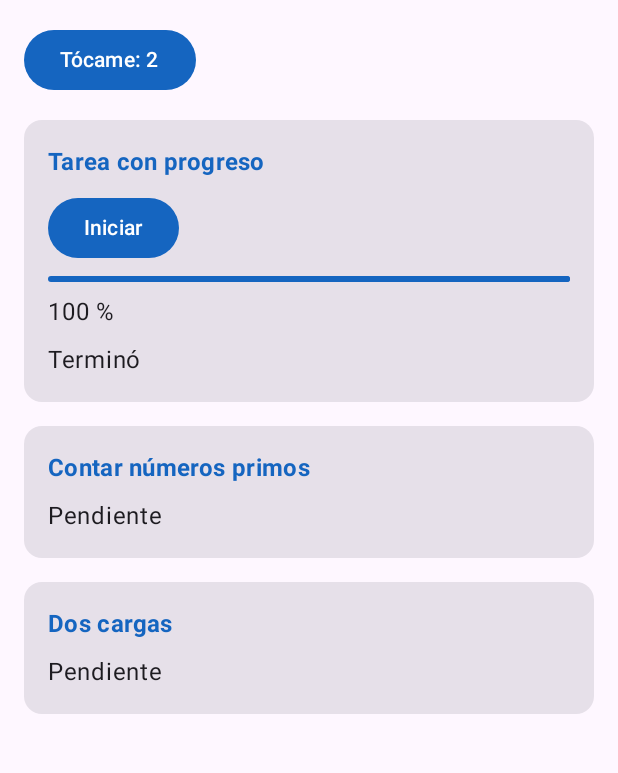
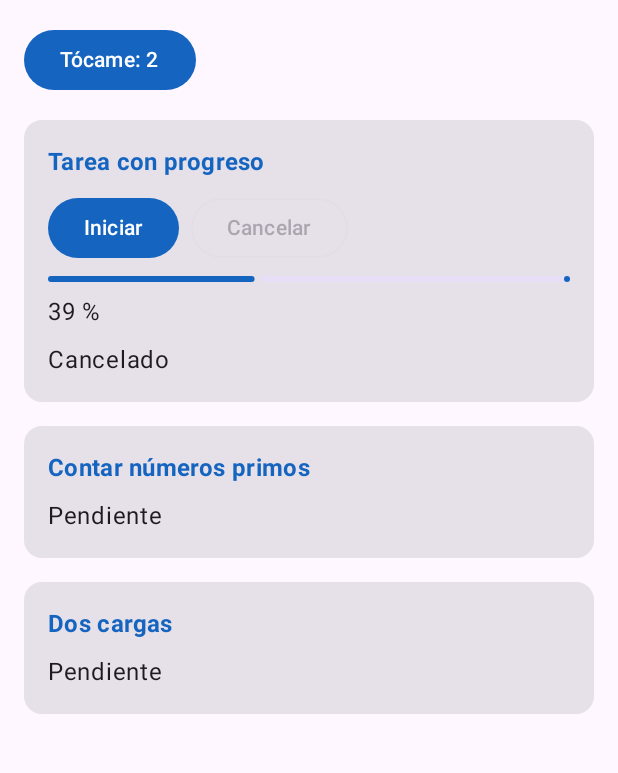
Before and after one commit to josedev123-eng/CentroTareas, an Android app built with Jetpack Compose: the screen it shows after launch (MainActivity), after a tap on an icon or button, on a phone screen of 412 x 824 dp, the part 96-869 px from its top. Run offline under Robolectric (Android 15) with nearby library versions, the phone set to English and light mode, and no system bars; 3 other taps on this screen came first.

Commit message:
feat(cancelar): permite cancelar la tarea con Job

```diff
--- a/app/src/main/java/com/rojas/centrotareas/ui/PantallaTareas.kt
+++ b/app/src/main/java/com/rojas/centrotareas/ui/PantallaTareas.kt
@@ -3,6 +3,7 @@ package com.rojas.centrotareas.ui
 import androidx.compose.foundation.layout.Arrangement
 import androidx.compose.foundation.layout.Column
 import androidx.compose.foundation.layout.ColumnScope
+import androidx.compose.foundation.layout.Row
 import androidx.compose.foundation.layout.fillMaxSize
 import androidx.compose.foundation.layout.fillMaxWidth
 import androidx.compose.foundation.layout.padding
@@ -13,6 +14,7 @@ import androidx.compose.material3.Card
 import androidx.compose.material3.ExperimentalMaterial3Api
 import androidx.compose.material3.LinearProgressIndicator
 import androidx.compose.material3.MaterialTheme
+import androidx.compose.material3.OutlinedButton
 import androidx.compose.material3.Scaffold
 import androidx.compose.material3.Text
 import androidx.compose.material3.TopAppBar
@@ -33,6 +35,7 @@ import com.rojas.centrotareas.viewmodel.TareasViewModel
 fun PantallaTareas(vm: TareasViewModel) {
     val mensaje by vm.mensaje.collectAsState()
     val progreso by vm.progreso.collectAsState()
+    val corriendo by vm.corriendo.collectAsState()
 
     // Contador del botón Tócame (es solo de la pantalla)
     var toques by rememberSaveable { mutableIntStateOf(0) }
@@ -62,9 +65,20 @@ fun PantallaTareas(vm: TareasViewModel) {
             }
 
             TarjetaTarea(titulo = "Tarea con progreso") {
-                // TODO Paso 4: botón Cancelar
-                Button(onClick = { vm.tareaLarga() }) {
-                    Text("Iniciar")
+                // Iniciar solo mientras no corre; Cancelar solo mientras corre
+                Row(horizontalArrangement = Arrangement.spacedBy(8.dp)) {
+                    Button(
+                        onClick = { vm.tareaLarga() },
+                        enabled = !corriendo
+                    ) {
+                        Text("Iniciar")
+                    }
+                    OutlinedButton(
+                        onClick = { vm.cancelar() },
+                        enabled = corriendo
+                    ) {
+                        Text("Cancelar")
+                    }
                 }
 
                 // Barra de progreso y el porcentaje debajo
--- a/app/src/main/java/com/rojas/centrotareas/viewmodel/TareasViewModel.kt
+++ b/app/src/main/java/com/rojas/centrotareas/viewmodel/TareasViewModel.kt
@@ -7,6 +7,7 @@ import com.rojas.centrotareas.data.TareasRepository
 import com.rojas.centrotareas.model.CargaUi
 import com.rojas.centrotareas.model.PrimosUi
 import kotlinx.coroutines.Dispatchers
+import kotlinx.coroutines.Job
 import kotlinx.coroutines.delay
 import kotlinx.coroutines.flow.MutableStateFlow
 import kotlinx.coroutines.flow.StateFlow
@@ -24,9 +25,21 @@ class TareasViewModel(private val repo: TareasRepository) : ViewModel() {
     private val _progreso = MutableStateFlow(0f)
     val progreso: StateFlow<Float> = _progreso.asStateFlow()
 
+    // Guarda la corrutina de la tarea para poder cancelarla
+    private var trabajo: Job? = null
+
+    // true mientras la tarea está trabajando
+    private val _corriendo = MutableStateFlow(false)
+    val corriendo: StateFlow<Boolean> = _corriendo.asStateFlow()
+
     // La tarea larga corre en una corrutina: el hilo principal queda libre
     fun tareaLarga() {
-        viewModelScope.launch {
+        // Si ya está corriendo no lanzo otra
+        if (_corriendo.value) return
+
+        _corriendo.value = true
+        trabajo = viewModelScope.launch {
+            try {
                 _progreso.value = 0f
                 _mensaje.value = "Trabajando..."
                 Log.d("HILO", "Antes: ${Thread.currentThread().name}")
@@ -44,10 +57,19 @@ class TareasViewModel(private val repo: TareasRepository) : ViewModel() {
                 // Al salir de withContext volvemos al hilo principal
                 Log.d("HILO", "Despues: ${Thread.currentThread().name}")
                 _mensaje.value = "Terminó"
+            } finally {
+                // Termine bien o la cancelen, deja de estar corriendo
+                _corriendo.value = false
+            }
         }
     }
 
-    // TODO Paso 4: trabajo (Job), corriendo y cancelar()
+    // Detiene la tarea a mitad de camino. La barra se queda donde estaba
+    fun cancelar() {
+        trabajo?.cancel()
+        _mensaje.value = "Cancelado"
+    }
+
 
     // ----- Contar primos (paso 5)
     private val _primos = MutableStateFlow<PrimosUi>(PrimosUi.Inicial)
```
Lines whose indentation alone changed are shown as unchanged.
